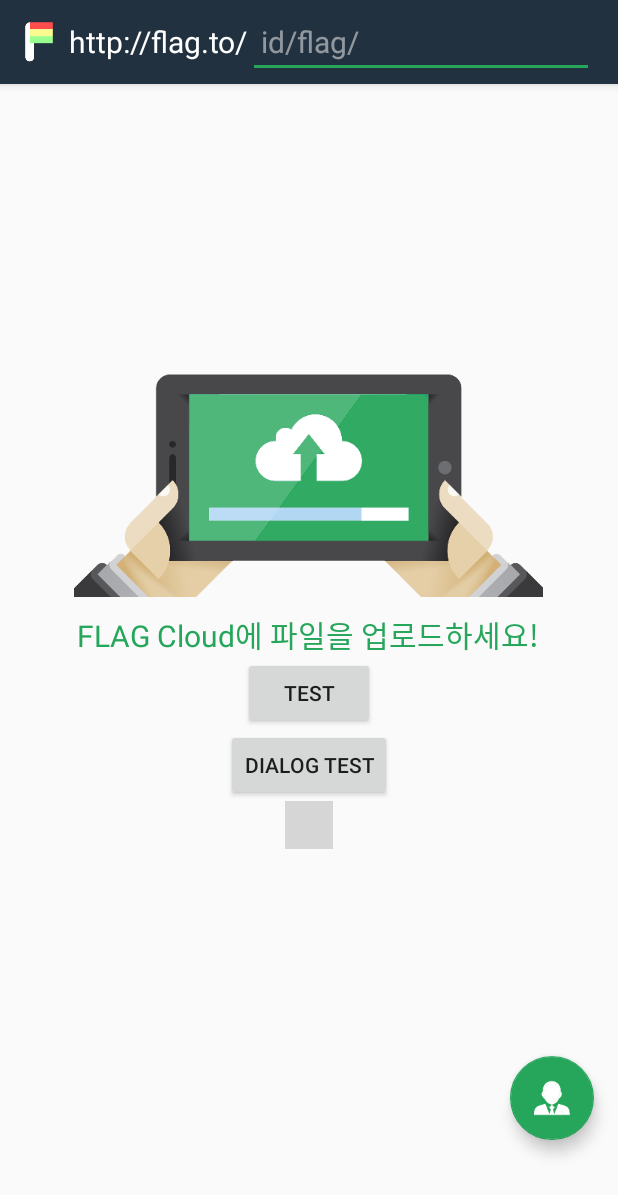
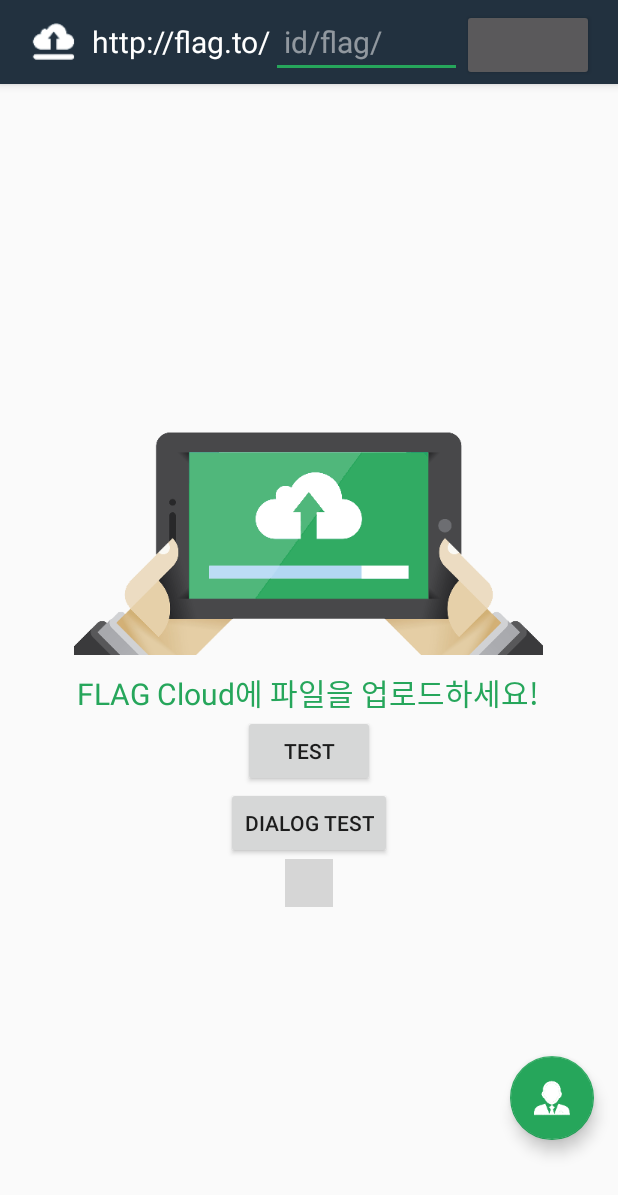
Before and after one commit to Choi-HyunWoo/FlagProject, an Android app: the screen it shows after launch (MainActivity), on a phone screen of 412 x 824 dp. Shown: the top 1195 px of the screen. Run offline under Robolectric (Android 15) with nearby library versions, the phone set to English and light mode, and no system bars; libraries missing offline, so code that uses them is left out: is.arontibo.library, org.askerov.dynamicgrid; plain views replace ElasticDownloadView; 11 statements that could not run were skipped; grey boxes are pictures that could not be loaded.

Commit message:
파일 다운로드 테스트 완료. UI 구현 남음 Toolbar UI 수정 진행중

```diff
--- a/app/src/main/java/com/corcow/hw/flagproject/activity/MainActivity.java
+++ b/app/src/main/java/com/corcow/hw/flagproject/activity/MainActivity.java
@@ -10,7 +10,10 @@ import android.support.v4.view.ViewPager;
 import android.support.v7.app.AppCompatActivity;
 import android.os.Bundle;
 import android.view.View;
+import android.widget.ImageView;
+import android.widget.LinearLayout;
 import android.widget.TabHost;
+import android.widget.TextView;
 
 import com.corcow.hw.flagproject.fragment.FileManagerFragment;
 import com.corcow.hw.flagproject.fragment.FlagFragment;
@@ -31,11 +34,19 @@ public class MainActivity extends AppCompatActivity {
     public static final String EXTRA_KEY_WHOS_PAGE = "whosPage";
     public static final String EXTRA_VALUE_MYPAGE = "myPage";
 
+    // Toolbar
+    ImageView toolbarLogo;
+    TextView toolbarTitle;
+    LinearLayout toolbarFlagContainer;
+
+    // FAB
+    FloatingActionButton fab;
+
+    // Tab Pager
     TabHost tabHost;
     ViewPager pager;
     TabsAdapter mAdapter;
 
-    FloatingActionButton fab;
 
 
     @Override
@@ -49,6 +60,14 @@ public class MainActivity extends AppCompatActivity {
             getSupportFragmentManager().beginTransaction().add(R.id.container, new FileManagerFragment()).commit();
         }
         */
+
+        // Toolbar setting
+        toolbarLogo = (ImageView)findViewById(R.id.toolbar_logo);
+        // 최초 Tab 설정 기능 구현 시 바꿀것!!!!!!!!!!!!!!!!!!!!!!!!!!!!!!!!!!!!!!!!!!!!!!!!!!!!!!!!!!!!!!!!!!!!
+        toolbarLogo.setImageResource(R.drawable.icon_tap_flag);
+        toolbarTitle = (TextView)findViewById(R.id.toolbar_title);
+        toolbarFlagContainer = (LinearLayout)findViewById(R.id.toolbar_flag_container);
+
 
         // fab button
         fab = (FloatingActionButton) findViewById(R.id.fab);
@@ -77,11 +96,17 @@ public class MainActivity extends AppCompatActivity {
             public void onTabChanged(String tabId) {
                 setTabColor(tabHost);
                 if (tabId.equals(TAB_ID_FLAG)) {
-                    //
+                    toolbarLogo.setImageResource(R.drawable.icon_tap_flag);
+                    toolbarTitle.setText("http://flag.to/");
+                    toolbarFlagContainer.setVisibility(View.VISIBLE);
                 } else if (tabId.equals(TAB_ID_FILEMNG)) {
-                    // actionBar.setTitle("FileManager에 맞는 Actionbar로");
+                    toolbarLogo.setImageResource(R.drawable.icon_toolbar_logo_sdcard);
+                    toolbarTitle.setText("내 파일");
+                    toolbarFlagContainer.setVisibility(View.GONE);
                 } else {
-                    // actionBar.setTitle("설정");
+                    toolbarLogo.setImageResource(R.drawable.icon_tap_options);
+                    toolbarTitle.setText("설정");
+                    toolbarFlagContainer.setVisibility(View.GONE);
                 }
             }
         });
--- a/app/src/main/java/com/corcow/hw/flagproject/fragment/FileManagerFragment.java
+++ b/app/src/main/java/com/corcow/hw/flagproject/fragment/FileManagerFragment.java
@@ -7,12 +7,17 @@ import android.os.Environment;
 import android.os.Handler;
 import android.os.Message;
 import android.support.v4.app.Fragment;
+import android.support.v7.widget.Toolbar;
 import android.util.Log;
 import android.view.LayoutInflater;
+import android.view.Menu;
+import android.view.MenuInflater;
+import android.view.MenuItem;
 import android.view.View;
 import android.view.ViewGroup;
 import android.widget.AbsListView;
 import android.widget.AdapterView;
+import android.widget.LinearLayout;
 import android.widget.TextView;
 import android.widget.Toast;
 
@@ -104,7 +109,14 @@ public class FileManagerFragment extends Fragment implements MainActivity.OnBack
                              Bundle savedInstanceState) {
         // Inflate the layout for this fragment
         View view = inflater.inflate(R.layout.fragment_file_manager, container, false);
-
+        setHasOptionsMenu(true);        // has own toolbar
+        Toolbar toolbar = (Toolbar) getActivity().findViewById(R.id.toolbar);
+/*
+        LinearLayout toolbarContainer = (LinearLayout) getActivity().findViewById(R.id.toolbar_container);
+        toolbarContainer.setVisibility(View.GONE);
+        ((MainActivity) getActivity()).setSupportActionBar(toolbar);
+        toolbar.setTitle("내 파일");
+*/
         // View Initialize
         fileGridView = (DynamicGridView)view.findViewById(R.id.fileGridView);
         currentPathView = (TextView)view.findViewById(R.id.currentPathView);
@@ -341,6 +353,17 @@ public class FileManagerFragment extends Fragment implements MainActivity.OnBack
         }
     }
 
+    @Override
+    public void onCreateOptionsMenu(Menu menu, MenuInflater inflater) {
+        super.onCreateOptionsMenu(menu, inflater);
+        inflater.inflate(R.menu.menu_toolbar_fm, menu);
+    }
+
+    @Override
+    public boolean onOptionsItemSelected(MenuItem item) {
+        return super.onOptionsItemSelected(item);
+    }
+
     // MainActivity의 OnBackPressedListener의 구현 함수 override
     @Override
     public void onBackPressed() {
--- a/app/src/main/java/com/corcow/hw/flagproject/fragment/FileSelectDialog.java
+++ b/app/src/main/java/com/corcow/hw/flagproject/fragment/FileSelectDialog.java
@@ -334,7 +334,6 @@ public class FileSelectDialog extends DialogFragment {
         }
 
         // add items to adapter
-        mAdapter.clear();
         for (File f : files) {
             FileGridItem item = new FileGridItem(f.getName(), f.getAbsolutePath());
             if (f.isDirectory()) {
--- a/app/src/main/java/com/corcow/hw/flagproject/fragment/FlagFragment.java
+++ b/app/src/main/java/com/corcow/hw/flagproject/fragment/FlagFragment.java
@@ -4,6 +4,7 @@ package com.corcow.hw.flagproject.fragment;
 import android.os.Bundle;
 import android.os.Handler;
 import android.support.v4.app.Fragment;
+import android.support.v7.widget.Toolbar;
 import android.text.TextUtils;
 import android.util.Log;
 import android.view.LayoutInflater;
@@ -15,6 +16,7 @@ import android.widget.LinearLayout;
 import android.widget.Toast;
 
 import com.corcow.hw.flagproject.R;
+import com.corcow.hw.flagproject.activity.MainActivity;
 import com.corcow.hw.flagproject.manager.NetworkManager;
 import com.corcow.hw.flagproject.manager.UserManager;
 
@@ -51,6 +53,13 @@ public class FlagFragment extends Fragment {
         // Inflate the layout for this fragment
         View view = inflater.inflate(R.layout.fragment_flag, container, false);
         userID = UserManager.getInstance().getUserID();
+        Toolbar toolbar = (Toolbar) getActivity().findViewById(R.id.toolbar);
+/*
+        LinearLayout toolbarContainer = (LinearLayout) getActivity().findViewById(R.id.toolbar_container);
+        toolbarContainer.setVisibility(View.VISIBLE);
+        ((MainActivity)getActivity()).setSupportActionBar(toolbar);
+        toolbar.setTitle("");
+*/
 
         // View initialize
         selectContainer = (LinearLayout) view.findViewById(R.id.select_container);
--- a/app/src/main/java/com/corcow/hw/flagproject/fragment/LoadingDialogFragment.java
+++ b/app/src/main/java/com/corcow/hw/flagproject/fragment/LoadingDialogFragment.java
@@ -13,6 +13,7 @@ import android.widget.Toast;
 
 import com.corcow.hw.flagproject.R;
 import com.corcow.hw.flagproject.manager.NetworkManager;
+import com.corcow.hw.flagproject.util.Utilities;
 
 import java.io.File;
 
@@ -28,7 +29,7 @@ public class LoadingDialogFragment extends DialogFragment {
     ElasticDownloadView elasticDownloadView;
     String userName;
     String flagName;
-    private static final String FILE_DOWNLOAD_PATH = "";
+    private static final String FILE_DOWNLOAD_PATH = Environment.getExternalStorageDirectory().getAbsolutePath()+"/FLAG";
 
 
     // Dialog width, height setting
@@ -83,7 +84,7 @@ public class LoadingDialogFragment extends DialogFragment {
             public void onSuccess(File result) {
                 // File
                 Log.d("SUCCESS", result.getAbsolutePath());
-                result.renameTo(new File(rootPath+"/FLAGFILE.mp3"));
+                Utilities.moveDownloadFile(result.getAbsolutePath(), FILE_DOWNLOAD_PATH, "fuck.mp3");
             }
 
             @Override
@@ -99,5 +100,4 @@ public class LoadingDialogFragment extends DialogFragment {
 
         return view;
     }
-    String rootPath = Environment.getExternalStorageDirectory().getAbsolutePath();
 }
--- a/app/src/main/res/layout/activity_main.xml
+++ b/app/src/main/res/layout/activity_main.xml
@@ -20,27 +20,38 @@
             app:popupTheme="@style/AppTheme.PopupOverlay">
 
             <ImageView
-                android:layout_width="20dp"
+                android:layout_width="40dp"
                 android:layout_height="40dp"
-                android:layout_marginRight="10dp"
-                android:src="@drawable/icon_logo_f_wrapsize"/>
+                android:layout_marginRight="5dp"
+                android:id="@+id/toolbar_logo" />
 
             <TextView
                 android:layout_width="wrap_content"
                 android:layout_height="wrap_content"
+                android:id="@+id/toolbar_title"
                 android:textColor="@color/colorWhite"
                 android:textSize="20sp"
                 android:text="http://flag.to/"/>
-            <EditText
+
+            <LinearLayout
                 android:layout_width="match_parent"
                 android:layout_height="wrap_content"
-                android:textColor="@color/colorWhite"
-                android:textSize="20sp"
-                android:singleLine="true"
-                android:hint=" id/flag/"
-                android:focusable="true"
-                android:focusableInTouchMode="true"
-                android:id="@+id/toolbar_editText"/>
+                android:id="@+id/toolbar_flag_container"
+                android:orientation="horizontal">
+                <EditText
+                    android:layout_width="0dp"
+                    android:layout_height="wrap_content"
+                    android:layout_weight="1"
+                    android:textColor="@color/colorWhite"
+                    android:textSize="20sp"
+                    android:singleLine="true"
+                    android:hint=" id/flag/"
+                    android:id="@+id/toolbar_flag_editText"/>
+                <Button
+                    android:layout_width="wrap_content"
+                    android:layout_height="wrap_content"
+                    android:id="@+id/toolbar_flag_btn"/>
+            </LinearLayout>
 
          </android.support.v7.widget.Toolbar>
 
--- a/app/src/main/res/layout/content_main.xml
+++ b/app/src/main/res/layout/content_main.xml
@@ -33,8 +33,7 @@
             <TabWidget
                 android:id="@android:id/tabs"
                 android:layout_width="match_parent"
-                android:layout_height="0dp"
-                android:layout_weight="1"
+                android:layout_height="wrap_content"
                 android:showDividers="none" >
             </TabWidget>
         </LinearLayout>
--- /dev/null
+++ b/app/src/main/res/menu/menu_toolbar_fm.xml
@@ -0,0 +1,23 @@
+<?xml version="1.0" encoding="utf-8"?>
+<menu xmlns:android="http://schemas.android.com/apk/res/android"
+    xmlns:app="http://schemas.android.com/apk/res-auto"
+    xmlns:tools="http://schemas.android.com/tools">
+    <item
+        android:id="@+id/action_settings"
+        android:orderInCategory="100"
+        android:title="@string/action_settings"
+        app:showAsAction="always" />
+    <item
+        android:id="@+id/action_search"
+        android:orderInCategory="200"
+        android:title="Search"
+        android:icon="@drawable/icon_file_hwp_small"
+        app:showAsAction="always"/>
+    <item
+        android:id="@+id/action_user"
+        android:orderInCategory="300"
+        android:title="User"
+        android:icon="@drawable/icon_file_xls_small"
+        app:showAsAction="always"/>
+
+</menu>
```
Also changed, not shown: app/src/main/java/com/corcow/hw/flagproject/util/Utilities.java (+45 -0 lines), app/src/main/res/drawable-xxxhdpi/icon_toolbar_logo_sdcard.png (added).
